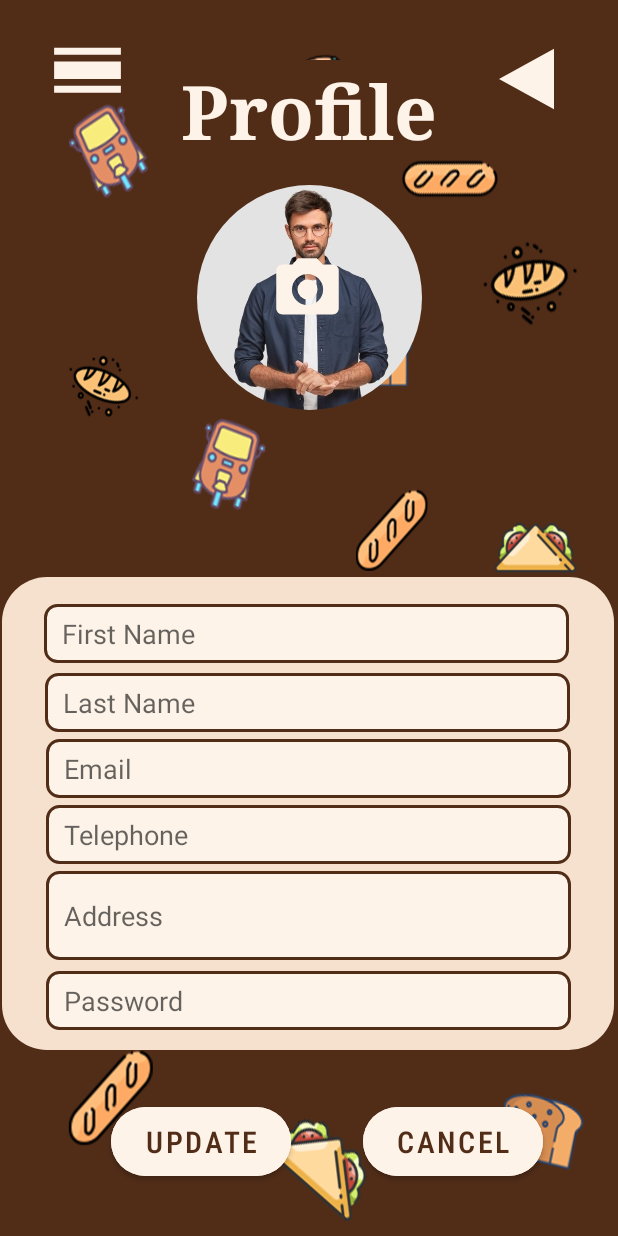
After one commit to Nikila99gimhan/MAD-assignment, an Android app: the activity_edit_profile screen opened directly, with no data from a screen before it, on a phone screen of 412 x 824 dp. The commit adds this screen. Run offline under Robolectric (Android 15) with nearby library versions, the phone set to English and light mode, and no system bars; our stand-ins replace CircleImageView.

Commit message:
Added edit profile

```diff
--- a/app/build.gradle
+++ b/app/build.gradle
@@ -81,4 +81,7 @@ dependencies {
     // To use Kotlin annotation processing tool (kapt)
     kapt("androidx.room:room-compiler:2.4.2")
 
+    //circular image view
+    implementation 'de.hdodenhof:circleimageview:3.1.0'
+
 }
--- a/app/src/main/AndroidManifest.xml
+++ b/app/src/main/AndroidManifest.xml
@@ -12,7 +12,9 @@
         android:supportsRtl="true"
         android:theme="@style/Theme.ChoonPaan">
         <activity
-
+            android:name=".activity_edit_profile"
+            android:exported="false" />
+        <activity
             android:name=".activity_cart"
             android:exported="false" />
         <activity
@@ -21,7 +23,6 @@
         <activity
             android:name=".activity_new_arrivals"
             android:exported="false" />
-
         <activity
             android:name=".ForgetPassword2Activity"
             android:exported="false" />
--- /dev/null
+++ b/app/src/main/java/com/example/choonpaan/activity_edit_profile.kt
@@ -0,0 +1,11 @@
+package com.example.choonpaan
+
+import androidx.appcompat.app.AppCompatActivity
+import android.os.Bundle
+
+class activity_edit_profile : AppCompatActivity() {
+    override fun onCreate(savedInstanceState: Bundle?) {
+        super.onCreate(savedInstanceState)
+        setContentView(R.layout.activity_edit_profile)
+    }
+}
--- /dev/null
+++ b/app/src/main/res/drawable/camera_icon.xml
@@ -0,0 +1,6 @@
+<vector android:height="24dp" android:tint="#FDF3E9"
+    android:viewportHeight="24" android:viewportWidth="24"
+    android:width="24dp" xmlns:android="http://schemas.android.com/apk/res/android">
+    <path android:fillColor="@android:color/white" android:pathData="M12,12m-3.2,0a3.2,3.2 0,1 1,6.4 0a3.2,3.2 0,1 1,-6.4 0"/>
+    <path android:fillColor="@android:color/white" android:pathData="M9,2L7.17,4L4,4c-1.1,0 -2,0.9 -2,2v12c0,1.1 0.9,2 2,2h16c1.1,0 2,-0.9 2,-2L22,6c0,-1.1 -0.9,-2 -2,-2h-3.17L15,2L9,2zM12,17c-2.76,0 -5,-2.24 -5,-5s2.24,-5 5,-5 5,2.24 5,5 -2.24,5 -5,5z"/>
+</vector>
--- /dev/null
+++ b/app/src/main/res/layout/activity_edit_profile.xml
@@ -0,0 +1,244 @@
+<?xml version="1.0" encoding="utf-8"?>
+<androidx.constraintlayout.widget.ConstraintLayout xmlns:android="http://schemas.android.com/apk/res/android"
+    xmlns:app="http://schemas.android.com/apk/res-auto"
+    xmlns:tools="http://schemas.android.com/tools"
+    android:layout_width="match_parent"
+    android:layout_height="match_parent"
+    android:background="@drawable/untitled_2"
+    tools:context=".activity_edit_profile">
+
+    <Button
+        android:id="@+id/payBtn"
+        android:layout_width="59dp"
+        android:layout_height="55dp"
+        android:background="@drawable/ic_baseline_calendar_view_day_24"
+        app:layout_constraintBottom_toBottomOf="parent"
+        app:layout_constraintEnd_toEndOf="parent"
+        app:layout_constraintHorizontal_bias="0.082"
+        app:layout_constraintStart_toStartOf="parent"
+        app:layout_constraintTop_toTopOf="parent"
+        app:layout_constraintVertical_bias="0.023"
+        tools:ignore="SpeakableTextPresentCheck" />
+
+
+    <Button
+        android:id="@+id/backbuttoncpi"
+        android:layout_width="80dp"
+        android:layout_height="69dp"
+        android:background="@drawable/ic_baseline_back_arrow_24"
+        android:scaleX="-1"
+        app:layout_constraintBottom_toBottomOf="parent"
+        app:layout_constraintEnd_toEndOf="parent"
+        app:layout_constraintHorizontal_bias="0.951"
+        app:layout_constraintStart_toStartOf="parent"
+        app:layout_constraintTop_toTopOf="parent"
+        app:layout_constraintVertical_bias="0.024"
+        tools:ignore="SpeakableTextPresentCheck" />
+
+    <TextView
+        android:id="@+id/textView9"
+        android:layout_width="wrap_content"
+        android:layout_height="wrap_content"
+        android:layout_marginTop="40dp"
+        android:layout_marginBottom="86dp"
+        android:background="@drawable/dark_background"
+        android:fontFamily="serif"
+        android:text="@string/profile"
+        android:textColor="#FDF3E9"
+        android:textSize="50sp"
+        android:textStyle="bold"
+        android:visibility="visible"
+        app:layout_constraintBottom_toTopOf="@+id/loginBox"
+        app:layout_constraintEnd_toEndOf="parent"
+        app:layout_constraintStart_toStartOf="parent"
+        app:layout_constraintTop_toTopOf="parent"
+        app:layout_constraintVertical_bias="0.0" />
+
+
+    <de.hdodenhof.circleimageview.CircleImageView
+        android:id="@+id/image_container"
+        android:layout_width="150dp"
+        android:layout_height="150dp"
+        android:layout_below="@id/textView9"
+        android:layout_centerHorizontal="true"
+        android:layout_marginTop="16dp"
+        android:src="@drawable/profilepic"
+        app:layout_constraintEnd_toEndOf="parent"
+        app:layout_constraintStart_toStartOf="parent"
+        app:layout_constraintTop_toBottomOf="@+id/textView9"></de.hdodenhof.circleimageview.CircleImageView>
+
+    <Button
+        android:id="@+id/cameraButton"
+        android:layout_width="50dp"
+        android:layout_height="50dp"
+        android:layout_marginTop="168dp"
+        android:background="@drawable/camera_icon"
+        android:scaleX="-1"
+        app:layout_constraintBottom_toTopOf="@+id/loginBox"
+        app:layout_constraintEnd_toEndOf="parent"
+        app:layout_constraintHorizontal_bias="0.498"
+        app:layout_constraintStart_toStartOf="parent"
+        app:layout_constraintTop_toTopOf="parent"
+        app:layout_constraintVertical_bias="0.0"
+        tools:ignore="SpeakableTextPresentCheck" />
+
+    <TextView
+        android:id="@+id/loginBox"
+        android:layout_width="408dp"
+        android:layout_height="315dp"
+        android:layout_marginBottom="124dp"
+        android:background="@drawable/light_backgroud"
+        android:textStyle="bold"
+        app:layout_constraintBottom_toBottomOf="parent"
+        app:layout_constraintEnd_toEndOf="parent"
+        app:layout_constraintHorizontal_bias="0.333"
+        app:layout_constraintStart_toStartOf="parent" />
+
+    <EditText
+        android:id="@+id/firstNameText"
+        android:layout_width="350dp"
+        android:layout_height="39dp"
+        android:layout_marginLeft="10dp"
+        android:layout_marginTop="18dp"
+        android:layout_marginRight="10dp"
+        android:background="@drawable/text_box"
+        android:ems="20"
+        android:hint="First Name"
+        android:inputType="textPersonName"
+        android:paddingLeft="12dp"
+        app:layout_constraintBottom_toTopOf="@+id/LastNameText"
+        app:layout_constraintEnd_toEndOf="parent"
+        app:layout_constraintHorizontal_bias="0.45"
+        app:layout_constraintStart_toStartOf="@+id/loginBox"
+        app:layout_constraintTop_toTopOf="@+id/loginBox"
+        app:layout_constraintVertical_bias="0.0"
+        tools:ignore="TouchTargetSizeCheck" />
+
+    <EditText
+        android:id="@+id/LastNameText"
+        android:layout_width="350dp"
+        android:layout_height="39dp"
+        android:layout_marginLeft="10dp"
+        android:layout_marginTop="64dp"
+        android:layout_marginRight="10dp"
+        android:background="@drawable/text_box"
+        android:ems="20"
+        android:hint="Last Name"
+        android:inputType="textPersonName"
+        android:paddingLeft="12dp"
+        app:layout_constraintEnd_toEndOf="parent"
+        app:layout_constraintHorizontal_bias="0.466"
+        app:layout_constraintStart_toStartOf="@+id/loginBox"
+        app:layout_constraintTop_toTopOf="@+id/loginBox"
+        tools:ignore="TouchTargetSizeCheck" />
+
+    <EditText
+        android:id="@+id/emailAddress"
+        android:layout_width="350dp"
+        android:layout_height="39dp"
+        android:layout_marginLeft="10dp"
+        android:layout_marginTop="108dp"
+        android:layout_marginRight="10dp"
+        android:background="@drawable/text_box"
+        android:ems="20"
+        android:hint="Email"
+        android:inputType="textEmailAddress"
+        android:paddingLeft="12dp"
+        app:layout_constraintEnd_toEndOf="parent"
+        app:layout_constraintHorizontal_bias="0.483"
+        app:layout_constraintStart_toStartOf="@+id/loginBox"
+        app:layout_constraintTop_toTopOf="@+id/loginBox"
+        tools:ignore="TouchTargetSizeCheck" />
+
+    <EditText
+        android:id="@+id/editTextPhone"
+        android:layout_width="350dp"
+        android:layout_height="39dp"
+        android:layout_marginTop="152dp"
+        android:background="@drawable/text_box"
+        android:ems="10"
+        android:hint="Telephone"
+        android:inputType="phone"
+        android:paddingLeft="12dp"
+        app:layout_constraintEnd_toEndOf="parent"
+        app:layout_constraintHorizontal_bias="0.483"
+        app:layout_constraintStart_toStartOf="@+id/loginBox"
+        app:layout_constraintTop_toTopOf="@+id/loginBox"
+        tools:ignore="TouchTargetSizeCheck" />
+
+    <EditText
+        android:id="@+id/Address"
+        android:layout_width="350dp"
+        android:layout_height="59dp"
+        android:layout_marginLeft="10dp"
+        android:layout_marginTop="196dp"
+        android:layout_marginRight="10dp"
+        android:background="@drawable/text_box"
+        android:ems="20"
+        android:hint="Address"
+        android:inputType="textEmailAddress"
+        android:paddingLeft="12dp"
+        app:layout_constraintEnd_toEndOf="parent"
+        app:layout_constraintHorizontal_bias="0.483"
+        app:layout_constraintStart_toStartOf="@+id/loginBox"
+        app:layout_constraintTop_toTopOf="@+id/loginBox" />
+
+    <EditText
+        android:id="@+id/editTextPassword"
+        android:layout_width="350dp"
+        android:layout_height="39dp"
+        android:background="@drawable/text_box"
+        android:ems="20"
+        android:hint="Password"
+        android:inputType="textPassword"
+        android:paddingLeft="12dp"
+        app:layout_constraintBottom_toBottomOf="@+id/loginBox"
+        app:layout_constraintEnd_toEndOf="parent"
+        app:layout_constraintHorizontal_bias="0.483"
+        app:layout_constraintStart_toStartOf="@+id/loginBox"
+        app:layout_constraintTop_toTopOf="@+id/loginBox"
+        app:layout_constraintVertical_bias="0.952"
+        tools:ignore="TouchTargetSizeCheck" />
+
+    <Button
+        android:id="@+id/UpdateButton"
+        android:layout_width="120dp"
+        android:layout_height="58dp"
+        android:layout_marginTop="32dp"
+        android:backgroundTint="#FDF3E9"
+        android:fontFamily="sans-serif-condensed-medium"
+        android:text="@string/update"
+        android:textColor="#512D18"
+        android:textSize="20sp"
+        android:visibility="visible"
+        app:cornerRadius="40dp"
+        app:layout_constraintBottom_toBottomOf="parent"
+        app:layout_constraintEnd_toEndOf="parent"
+        app:layout_constraintHorizontal_bias="0.254"
+        app:layout_constraintStart_toStartOf="parent"
+        app:layout_constraintTop_toBottomOf="@+id/loginBox"
+        app:layout_constraintVertical_bias="0.0"
+        app:rippleColor="#512D18" />
+
+    <Button
+        android:id="@+id/Button"
+        android:layout_width="120dp"
+        android:layout_height="58dp"
+        android:layout_marginTop="32dp"
+        android:backgroundTint="#FDF3E9"
+        android:fontFamily="sans-serif-condensed-medium"
+        android:text="@string/cancel"
+        android:textColor="#512D18"
+        android:textSize="20sp"
+        android:visibility="visible"
+        app:cornerRadius="40dp"
+        app:layout_constraintBottom_toBottomOf="parent"
+        app:layout_constraintEnd_toEndOf="parent"
+        app:layout_constraintHorizontal_bias="0.828"
+        app:layout_constraintStart_toStartOf="parent"
+        app:layout_constraintTop_toBottomOf="@+id/loginBox"
+        app:layout_constraintVertical_bias="0.0"
+        app:rippleColor="#512D18" />
+
+
+</androidx.constraintlayout.widget.ConstraintLayout>
--- a/app/src/main/res/values/strings.xml
+++ b/app/src/main/res/values/strings.xml
@@ -98,4 +98,7 @@
     <string name="e_bill">E-bill</string>
     <string name="table">table</string>
     <string name="pre_order_page">Pre-order page</string>
+    <string name="update">Update</string>
+    <string name="cancel">Cancel</string>
+    <string name="profile">Profile</string>
 </resources>
```
Also changed, not shown: app/src/main/res/drawable/profilepic.jpg (added).
